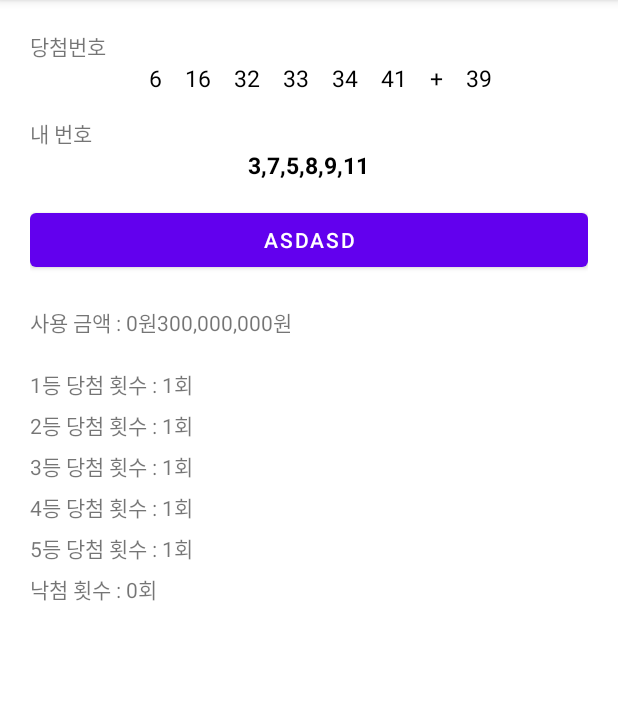
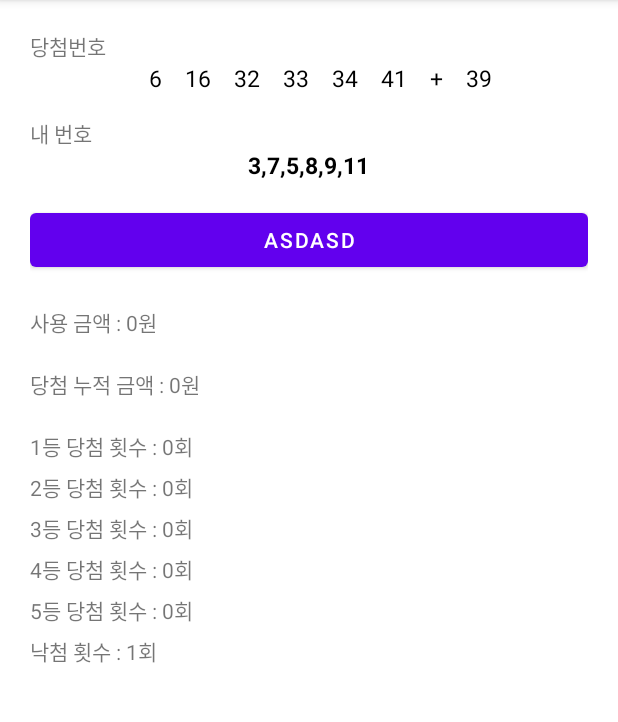
Before and after one commit to sukhyun99/20220519_Practice_Lotto, an Android app: the screen it shows after launch (MainActivity), after a tap on "ASDASD", on a phone screen of 412 x 824 dp, the part 84-806 px from its top. Run offline under Robolectric (Android 15) with nearby library versions, the phone set to English and light mode, and no system bars.

Commit message:
버튼을 눌렀을때 당첨 유무 확인/누적 당첨 횟수 기록/

```diff
--- a/app/src/main/java/com/neppplus/a20220519_practice_lotto/MainActivity.kt
+++ b/app/src/main/java/com/neppplus/a20220519_practice_lotto/MainActivity.kt
@@ -78,15 +78,12 @@ class MainActivity : AppCompatActivity() {
                     mWinNumList.add(randomNum)
                     break
                 }
-
             }
-
         }
-        Log.d("당첨 번호",mWinNumList.toString())
 //
 //        2. 당첨 번호 정렬 (sort) -> 작은 수 - 큰 수 -> 텍스트뷰에 표현
         mWinNumList.sort()
-        Log.d("당첨 번호",mWinNumList.toString())
+//        Log.d("당첨 번호",mWinNumList.toString())
 
 
 //        mWinNumList.forEachIndexed { index, winNum ->
@@ -119,7 +116,7 @@ class MainActivity : AppCompatActivity() {
         for (myNum in mMyNumList )
 
             // ㄴ 내 번호를 하나씩 조회한다는 구문
-            if (mMyNumList.contains(myNum)) {
+            if (mWinNumList.contains(myNum)) {
                 correctCount++
             }
 //        순위선정 ( 텍스트뷰 출력 )
@@ -149,15 +146,15 @@ class MainActivity : AppCompatActivity() {
 
          else -> {
              loseCount++
-             Toast.makeText(this, "1등", Toast.LENGTH_SHORT).show()}
+             Toast.makeText(this, "낙첨", Toast.LENGTH_SHORT).show()}
             }
         usedMoney.text = "사용 금액 : ${NumberFormat.getInstance().format(mUserMoney)}원"
-        earnMoneyTxt.text = "${NumberFormat.getInstance().format(mEarnedMoney)}원"
+        earnMoneyTxt.text = "당첨 누적 금액 : ${NumberFormat.getInstance().format(mEarnedMoney)}원"
         winRank1.text = "1등 당첨 횟수 : ${firstCount}회"
-        winRank2.text = "2등 당첨 횟수 : ${firstCount}회"
-        winRank3.text = "3등 당첨 횟수 : ${firstCount}회"
-        winRank4.text = "4등 당첨 횟수 : ${firstCount}회"
-        winRank5.text = "5등 당첨 횟수 : ${firstCount}회"
+        winRank2.text = "2등 당첨 횟수 : ${secondCount}회"
+        winRank3.text = "3등 당첨 횟수 : ${thirdCount}회"
+        winRank4.text = "4등 당첨 횟수 : ${fourthCount}회"
+        winRank5.text = "5등 당첨 횟수 : ${fifthCount}회"
         loseRank.text = "낙첨 횟수 : ${loseCount}회"
     }
 
--- a/app/src/main/res/layout/activity_main.xml
+++ b/app/src/main/res/layout/activity_main.xml
@@ -118,7 +118,7 @@
     <LinearLayout
         android:layout_width="match_parent"
         android:layout_height="wrap_content"
-        android:orientation="horizontal">
+        android:orientation="vertical">
 
         <TextView
             android:id="@+id/usedMoney"
```
